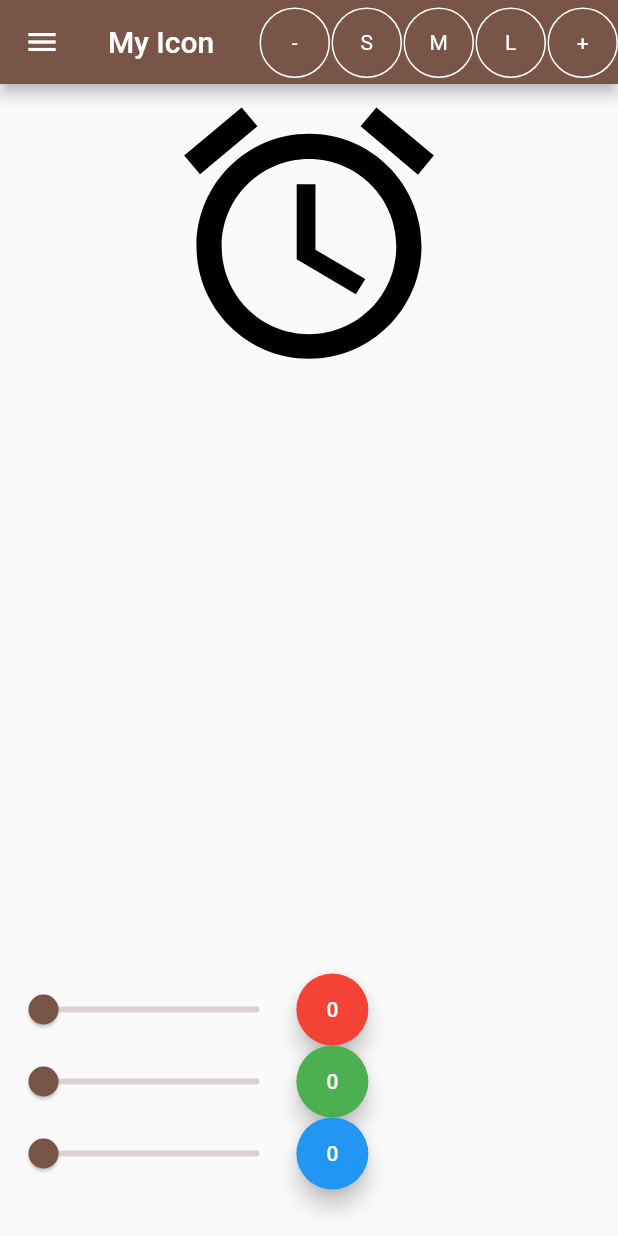
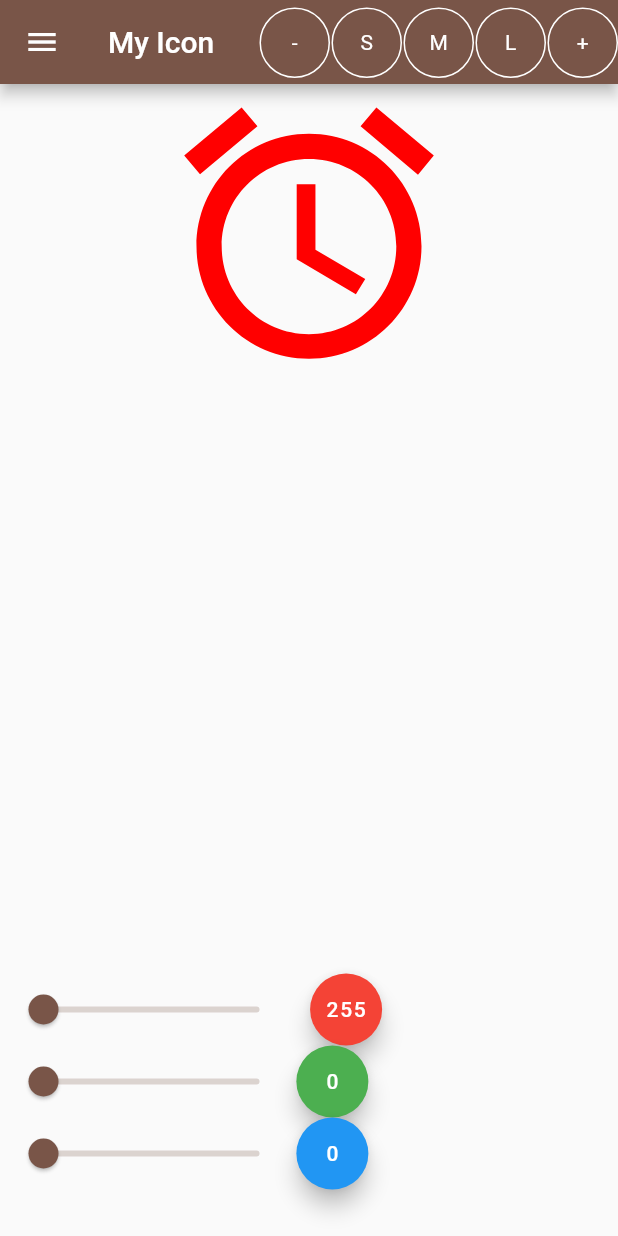
Before and after one commit to HidayahHamri/EXERCISE-2, a Flutter app: the screen it shows after launch, after a tap on an icon or button, on a phone screen of 412 x 824 dp. Run offline on Flutter 3.47's test engine with Material 2 defaults, Android fonts, the phone set to English and light mode, and no system bars.

Commit message:
update main screen

```diff
--- a/exercise2_codebase/lib/main_screen.dart
+++ b/exercise2_codebase/lib/main_screen.dart
@@ -12,15 +12,15 @@ class MainScreen extends StatefulWidget {
 class _MainScreenState extends State<MainScreen> {
   var _size = 200.0;
   get size => _size;
-  set size(value) => _size = value;
+  set size(value) => setState(() => _size = value);
 
   var _red = 0.0;
   get red => _red;
-  set red(value) => _red = value;
+  set red(value) => setState(() => _red = value);
 
   var _green = 0.0;
   get green => _green;
-  set green(value) => _green = value;
+  set green(value) => setState(() => _green = value);
 
   var _blue = 0.0;
   get blue => _blue;
```
